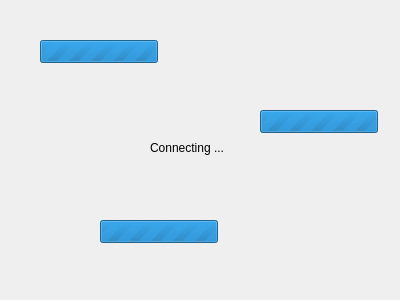
Old version of the form dialog_loading.ui in the repository typp/bmail.
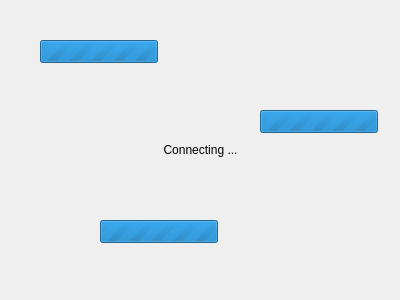
New version of the form.

Patch:
```diff
--- a/dialog_loading.ui
+++ b/dialog_loading.ui
@@ -82,15 +82,18 @@
   <widget class="QLabel" name="message">
    <property name="geometry">
     <rect>
-     <x>150</x>
+     <x>10</x>
      <y>140</y>
-     <width>91</width>
-     <height>16</height>
+     <width>381</width>
+     <height>20</height>
     </rect>
    </property>
    <property name="text">
     <string>Connecting ...</string>
    </property>
+   <property name="alignment">
+    <set>Qt::AlignCenter</set>
+   </property>
   </widget>
  </widget>
  <resources/>
```
